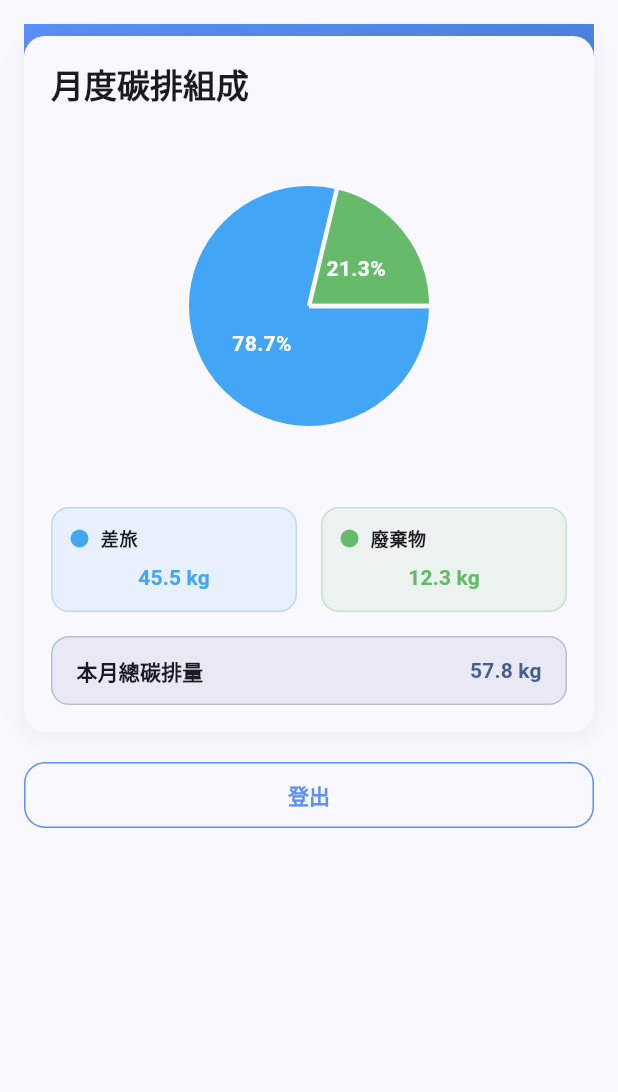
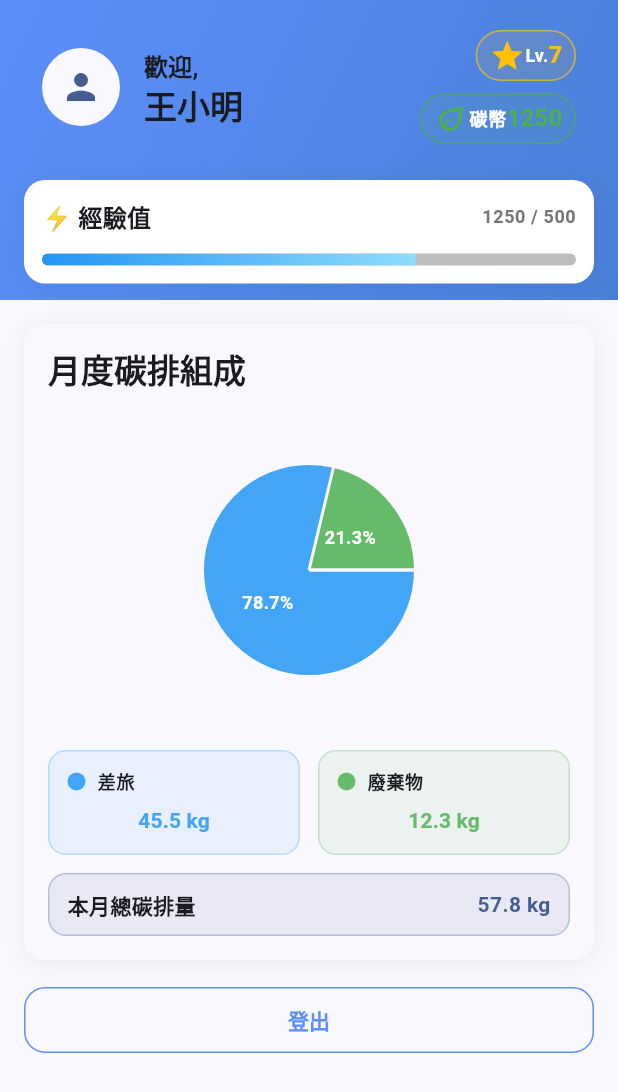
Before and after one commit to GuavaCode233/eco_sensing_app, a Flutter app: the DashboardPage screen opened directly, on a phone screen of 412 x 824 dp. Shown: the top 1092 px of the screen. Run offline on Flutter 3.47's test engine with Material 3 defaults, Android fonts, the phone set to English and light mode, and no system bars; drawn by our look-alikes of fl_chart; our stand-ins replace device_preview, flutter_riverpod, image_picker, qr_flutter.

Commit message:
feat: change UI layout

```diff
--- a/lib/screens/employee/dashboard_page/carbon_composiotion_card.dart
+++ b/lib/screens/employee/dashboard_page/carbon_composiotion_card.dart
@@ -31,7 +31,7 @@ class CarbonCompositionCard extends ConsumerWidget {
           ),
         ],
       ),
-      padding: const EdgeInsets.all(18),
+      padding: const EdgeInsets.all(16),
       child: Column(
         crossAxisAlignment: CrossAxisAlignment.start,
         children: [
@@ -41,12 +41,12 @@ class CarbonCompositionCard extends ConsumerWidget {
               context,
             ).textTheme.titleLarge?.copyWith(fontWeight: FontWeight.bold),
           ),
-          const SizedBox(height: 24),
+          const SizedBox(height: 20),
 
           // 圓餅圖
           Center(
             child: SizedBox(
-              height: 220,
+              height: 200,
               child: PieChart(
                 PieChartData(
                   sections: [
@@ -55,9 +55,9 @@ class CarbonCompositionCard extends ConsumerWidget {
                       value: travelEmission,
                       title:
                           '${(travelEmission / totalEmission * 100).toStringAsFixed(1)}%',
-                      radius: 80,
+                      radius: 70,
                       titleStyle: const TextStyle(
-                        fontSize: 14,
+                        fontSize: 12,
                         fontWeight: FontWeight.bold,
                         color: Colors.white,
                       ),
@@ -67,21 +67,21 @@ class CarbonCompositionCard extends ConsumerWidget {
                       value: wasteEmission,
                       title:
                           '${(wasteEmission / totalEmission * 100).toStringAsFixed(1)}%',
-                      radius: 80,
+                      radius: 70,
                       titleStyle: const TextStyle(
-                        fontSize: 14,
+                        fontSize: 12,
                         fontWeight: FontWeight.bold,
                         color: Colors.white,
                       ),
                     ),
                   ],
                   centerSpaceRadius: 0,
-                  sectionsSpace: 3,
+                  sectionsSpace: 2,
                 ),
               ),
             ),
           ),
-          const SizedBox(height: 24),
+          const SizedBox(height: 20),
 
           // 圖例和數據
           Row(
@@ -94,7 +94,7 @@ class CarbonCompositionCard extends ConsumerWidget {
                   context: context,
                 ),
               ),
-              const SizedBox(width: 16),
+              const SizedBox(width: 12),
               Expanded(
                 child: _buildEmissionLegend(
                   label: '廢棄物',
@@ -105,7 +105,7 @@ class CarbonCompositionCard extends ConsumerWidget {
               ),
             ],
           ),
-          const SizedBox(height: 16),
+          const SizedBox(height: 12),
 
           // 總計
           Container(
@@ -120,7 +120,7 @@ class CarbonCompositionCard extends ConsumerWidget {
                 ).colorScheme.primary.withValues(alpha: 0.3),
               ),
             ),
-            padding: const EdgeInsets.symmetric(vertical: 12, horizontal: 16),
+            padding: const EdgeInsets.symmetric(vertical: 10, horizontal: 12),
             child: Row(
               mainAxisAlignment: MainAxisAlignment.spaceBetween,
               children: [
@@ -128,11 +128,11 @@ class CarbonCompositionCard extends ConsumerWidget {
                   '本月總碳排量',
                   style: Theme.of(
                     context,
-                  ).textTheme.titleSmall?.copyWith(fontWeight: FontWeight.bold),
+                  ).textTheme.bodyMedium?.copyWith(fontWeight: FontWeight.bold),
                 ),
                 Text(
                   '${totalEmission.toStringAsFixed(1)} kg',
-                  style: Theme.of(context).textTheme.titleSmall?.copyWith(
+                  style: Theme.of(context).textTheme.bodyMedium?.copyWith(
                     fontWeight: FontWeight.bold,
                     color: Theme.of(context).colorScheme.primary,
                   ),
--- a/lib/screens/employee/dashboard_page/dashboard_header.dart
+++ b/lib/screens/employee/dashboard_page/dashboard_header.dart
@@ -1,4 +1,3 @@
-import 'package:eco_sensing_app/models/user_profile.dart';
 import 'package:flutter/material.dart';
 import 'package:flutter_riverpod/flutter_riverpod.dart';
 
@@ -12,9 +11,7 @@ class DashboardHeader extends ConsumerWidget {
   Widget build(BuildContext context, WidgetRef ref) {
     final userProfile = ref.watch(currentUserProvider); // 從 provider 獲取用戶資料
 
-    return Container(
-      padding: const EdgeInsets.all(16),
-      child: Stack(
+    return Stack(
       children: [
         // 頂部漸變背景
         Container(
@@ -27,30 +24,30 @@ class DashboardHeader extends ConsumerWidget {
             ),
           ),
         ),
-          SafeArea(
-            child: Padding(
-              padding: const EdgeInsets.symmetric(horizontal: 16, vertical: 24),
+        Padding(
+          padding: EdgeInsets.only(
+            left: 16,
+            right: 16,
+            top: MediaQuery.of(context).padding.top + 8,
+            bottom: 8,
+          ),
           child: Column(
             children: [
               // 用戶信息區塊
               _buildUserInfoCard(context, userProfile: userProfile),
-                  const SizedBox(height: 18),
-
+              const SizedBox(height: 12),
               _buildExperienceBarCard(context, userProfile: userProfile),
-                  const SizedBox(height: 18),
             ],
           ),
         ),
-          ),
       ],
-      ),
     );
   }
 
   // 用戶信息卡片
   Widget _buildUserInfoCard(BuildContext context, {required userProfile}) {
     return Container(
-      padding: const EdgeInsets.all(18),
+      padding: const EdgeInsets.all(12),
       child: Column(
         crossAxisAlignment: CrossAxisAlignment.stretch,
         children: [
@@ -82,7 +79,7 @@ class DashboardHeader extends ConsumerWidget {
                             ?.copyWith(fontWeight: FontWeight.bold),
                       ),
                       Text(
-                        '王小民', // TODO: 從 userProfile 獲取用戶名
+                        userProfile.displayName, // 從 userProfile 獲取用戶名
                         style: Theme.of(context).textTheme.titleLarge?.copyWith(
                           fontWeight: FontWeight.bold,
                         ),
@@ -99,7 +96,7 @@ class DashboardHeader extends ConsumerWidget {
                     child: _buildInfoTile(
                       icon: Icons.star,
                       label: 'Lv.',
-                      value: '7', // TODO: 從 userProfile 獲取等級
+                      value: userProfile.level.toString(), // 從 userProfile 獲取等級
                       backgroundColor: Colors.amber,
                       context: context,
                     ),
@@ -109,7 +106,7 @@ class DashboardHeader extends ConsumerWidget {
                     child: _buildInfoTile(
                       icon: Icons.eco_outlined,
                       label: '碳幣',
-                      value: '1250', // TODO: 從 userProfile 獲取碳幣數量
+                      value: userProfile.tokens.toString(), // 從 userProfile 獲取碳幣數量
                       backgroundColor: Colors.green,
                       context: context,
                     ),
@@ -168,7 +165,7 @@ class DashboardHeader extends ConsumerWidget {
     // 經驗值進度卡
     return Container(
       decoration: BoxDecoration(
-        color: Theme.of(context).colorScheme.surface,
+        color: Colors.white,
         borderRadius: BorderRadius.circular(14),
         boxShadow: [
           BoxShadow(
@@ -178,7 +175,7 @@ class DashboardHeader extends ConsumerWidget {
           ),
         ],
       ),
-      padding: const EdgeInsets.all(18),
+      padding: const EdgeInsets.all(12),
       child: Column(
         crossAxisAlignment: CrossAxisAlignment.start,
         children: [
@@ -192,14 +189,17 @@ class DashboardHeader extends ConsumerWidget {
                 ).textTheme.titleMedium?.copyWith(fontWeight: FontWeight.bold),
               ),
               Text(
-                '',
+                '${userProfile.totalExp} / 500',
                 style: Theme.of(
                   context,
-                ).textTheme.titleMedium?.copyWith(fontWeight: FontWeight.bold),
+                ).textTheme.bodySmall?.copyWith(
+                  color: Colors.grey[600],
+                  fontWeight: FontWeight.bold,
+                ),
               ),
             ],
           ),
-          const SizedBox(height: 16),
+          const SizedBox(height: 12),
           _buildExperienceBar(context, userProfile: userProfile),
         ],
       ),
--- a/lib/screens/employee/dashboard_page/dashboard_page.dart
+++ b/lib/screens/employee/dashboard_page/dashboard_page.dart
@@ -16,23 +16,23 @@ class DashboardPage extends ConsumerWidget {
 
     return Scaffold(
       body: SingleChildScrollView(
-        child: Stack(
+        child: Column(
           children: [
             // 員工儀表板頂部背景與資訊
-            DashboardHeader(),
-            // 頁面內容
+            const DashboardHeader(),
+            // 頁面內容 - 使用 SafeArea 處理底部安全區域
             SafeArea(
               child: Padding(
                 padding: const EdgeInsets.symmetric(
                   horizontal: 16,
-                  vertical: 24,
+                  vertical: 16,
                 ),
                 child: Column(
                   crossAxisAlignment: CrossAxisAlignment.start,
                   children: [
                     // 碳排數據卡片
-                    CarbonCompositionCard(),
-                    const SizedBox(height: 18),
+                    const CarbonCompositionCard(),
+                    const SizedBox(height: 16),
 
                     // 暫時的登出按鈕，未來會放在個人中心頁面
                     SizedBox(
```
Lines whose indentation alone changed are shown as unchanged.
